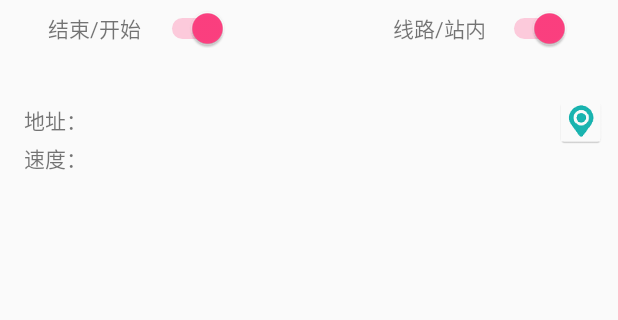
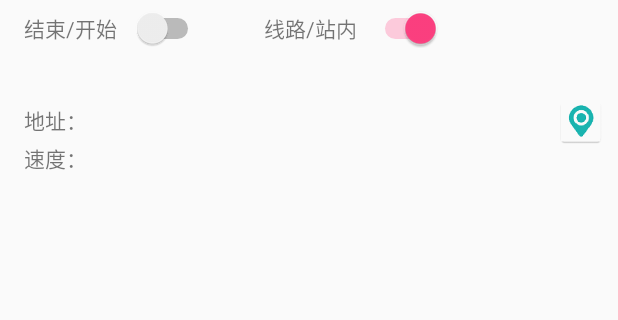
Before and after one commit to sandglasscao/QuakeMonitor, an Android app: the fragment MainFragment shown on its own in the app's theme, on a phone screen of 412 x 824 dp, the part 168-488 px from its top. Run offline under Robolectric (Android 15) with nearby library versions, the phone set to English and light mode, and no system bars.

Commit message:
reset the adjustment whether trains are inside station

```diff
--- a/app/src/main/res/layout/home.xml
+++ b/app/src/main/res/layout/home.xml
@@ -32,8 +32,7 @@
             android:id="@+id/monitor_lbl"
             android:layout_width="64dp"
             android:layout_height="21dp"
-            android:layout_marginLeft="32dp"
-            android:layout_marginStart="32dp"
+            android:layout_marginStart="16dp"
             android:layout_marginTop="8dp"
             android:text="@string/on_off"
             app:layout_constraintLeft_toLeftOf="parent"
@@ -44,39 +43,33 @@
             android:id="@+id/monitor_switch"
             android:layout_width="wrap_content"
             android:layout_height="wrap_content"
-            android:layout_marginLeft="8dp"
             android:layout_marginStart="8dp"
-            android:checked="true"
-            android:textOff="OFF"
-            android:textOn="ON"
+            android:checked="false"
             app:layout_constraintBottom_toBottomOf="@+id/monitor_lbl"
             app:layout_constraintLeft_toRightOf="@+id/monitor_lbl"
             app:layout_constraintTop_toTopOf="@+id/monitor_lbl"
-            tools:checked="true"/>
+            tools:checked="false"/>
 
         <TextView
             android:id="@+id/platform_lbl"
             android:layout_width="wrap_content"
             android:layout_height="wrap_content"
-            android:layout_marginEnd="8dp"
-            android:layout_marginRight="8dp"
-            android:text="@string/platform"
+            android:layout_marginLeft="40dp"
+            android:text="@string/track_station"
+            android:visibility="visible"
             app:layout_constraintBottom_toBottomOf="@+id/monitor_lbl"
-            app:layout_constraintRight_toLeftOf="@+id/platform_switch"
+            app:layout_constraintLeft_toRightOf="@+id/monitor_switch"
             app:layout_constraintTop_toTopOf="@+id/monitor_lbl"
-            app:layout_constraintVertical_bias="0.0"/>
+            app:layout_constraintVertical_bias="1.0"/>
 
         <Switch
             android:id="@+id/platform_switch"
             android:layout_width="wrap_content"
             android:layout_height="wrap_content"
-            android:layout_marginEnd="32dp"
-            android:layout_marginRight="32dp"
+            android:layout_marginLeft="8dp"
             android:checked="true"
-            android:textOff="OFF"
-            android:textOn="ON"
             app:layout_constraintBottom_toBottomOf="@+id/platform_lbl"
-            app:layout_constraintRight_toRightOf="parent"
+            app:layout_constraintLeft_toRightOf="@+id/platform_lbl"
             app:layout_constraintTop_toTopOf="@+id/platform_lbl"
             tools:checked="true"/>
 
--- a/app/src/main/res/values/strings.xml
+++ b/app/src/main/res/values/strings.xml
@@ -4,7 +4,7 @@
     <string name="cancel">取消</string>
     <string name="clear">清空记录</string>
     <string name="on_off">结束/开始</string>
-    <string name="platform">线路/站内</string>
+    <string name="track_station">线路/站内</string>
     <string name="menu_search">查找</string>
     <string name="menu_analysis">二次分析</string>
     <string name="menu_settings">设置</string>
```
Also changed, not shown: app/src/main/java/com/fcao/quakemonitor/QuakeActivity.java (+38 -34 lines), app/src/main/java/com/fcao/quakemonitor/QuakeListener.java (+6 -10 lines), app/src/main/java/com/fcao/quakemonitor/QuakeSurfaceView.java (+2 -16 lines).
